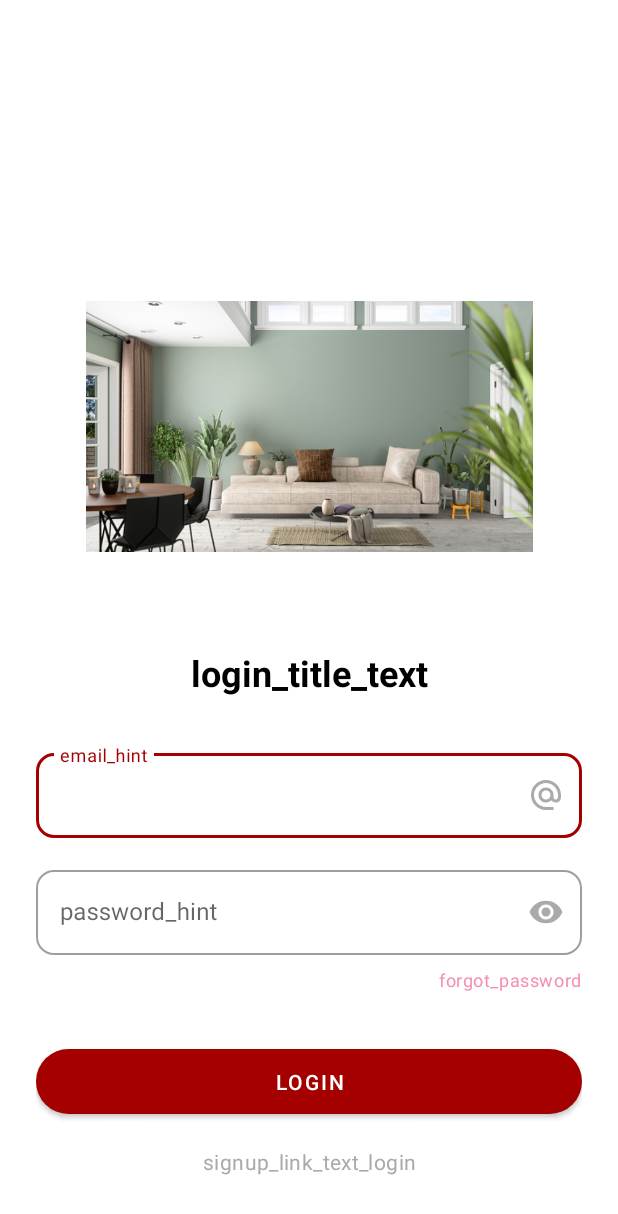
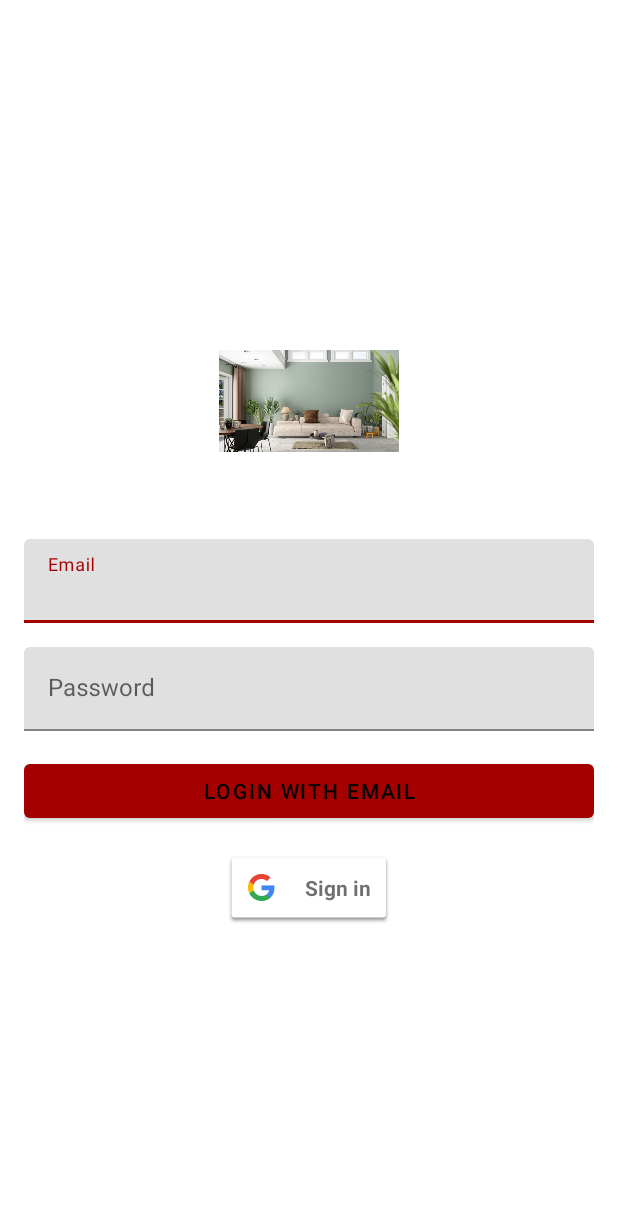
Before and after one commit to TanmoyCodes/PashuTrack, an Android app: the layout log_in.xml on its own in the app's theme, with its tools: preview values and no code run, on a phone screen of 412 x 824 dp. Shown: the top 1214 px of the screen. Run offline under Robolectric (Android 15) with nearby library versions, the phone set to English and light mode, and no system bars.

```diff
--- a/app/build.gradle.kts
+++ b/app/build.gradle.kts
@@ -3,7 +3,6 @@ plugins {
     alias(libs.plugins.kotlin.android)
     alias(libs.plugins.google.services)
 }
-
 
 android {
     namespace = "com.example.pashutrack"
@@ -17,6 +16,8 @@ android {
         versionName = "1.0"
 
         testInstrumentationRunner = "androidx.test.runner.AndroidJUnitRunner"
+
+
     }
 
     buildTypes {
--- a/app/src/main/AndroidManifest.xml
+++ b/app/src/main/AndroidManifest.xml
@@ -28,6 +28,10 @@
             android:name=".MarketplaceActivity"
             android:exported="false" />
         <activity
+            android:name=".SignUpActivity"
+            android:exported="false" />
+
+        <activity
             android:name=".MainActivity"
             android:exported="true">
             <intent-filter>
--- a/app/src/main/res/layout/log_in.xml
+++ b/app/src/main/res/layout/log_in.xml
@@ -1,122 +1,76 @@
 <?xml version="1.0" encoding="utf-8"?>
-<androidx.constraintlayout.widget.ConstraintLayout
-    xmlns:android="http://schemas.android.com/apk/res/android"
+<LinearLayout xmlns:android="http://schemas.android.com/apk/res/android"
     xmlns:app="http://schemas.android.com/apk/res-auto"
     xmlns:tools="http://schemas.android.com/tools"
     android:layout_width="match_parent"
     android:layout_height="match_parent"
-    android:background="@android:color/white"
-    android:padding="24dp"
+    android:orientation="vertical"
+    android:padding="16dp"
+    android:gravity="center"
     tools:context=".LoginActivity">
 
+    <!-- Logo Image at the top -->
+    <!-- Add your logo image in the drawable folder -->
+
+
+    <!-- Email Input with TextInputLayout -->
     <ImageView
-        android:id="@+id/login_illustration"
-        android:layout_width="298dp"
-        android:layout_height="247dp"
-        android:layout_marginTop="48dp"
-        android:contentDescription="login_illustration_description"
+        android:id="@+id/logo_image"
+        android:layout_width="120dp"
+        android:layout_height="120dp"
         android:src="@drawable/image"
-        app:layout_constraintBottom_toTopOf="@id/login_title"
-        app:layout_constraintEnd_toEndOf="parent"
-        app:layout_constraintStart_toStartOf="parent"
-        app:layout_constraintTop_toTopOf="parent"
-        app:layout_constraintVertical_bias="0.1"
-        app:layout_constraintVertical_chainStyle="packed" /> <TextView
-    android:id="@+id/login_title"
-    android:layout_width="wrap_content"
-    android:layout_height="wrap_content"
-    android:layout_marginTop="24dp"
-    android:text="login_title_text" android:textAppearance="@style/TextAppearance.MaterialComponents.Headline5"
-    android:textColor="@android:color/black"
-    android:textStyle="bold"
-    app:layout_constraintTop_toBottomOf="@id/login_illustration"
-    app:layout_constraintStart_toStartOf="parent"
-    app:layout_constraintEnd_toEndOf="parent"/>
+        android:contentDescription="App Logo"
+        android:layout_marginBottom="32dp"/>
 
     <com.google.android.material.textfield.TextInputLayout
-        android:id="@+id/email_input_layout_login"
-        style="@style/Widget.MaterialComponents.TextInputLayout.OutlinedBox"
-        android:layout_width="0dp"
+        android:id="@+id/email_input_layout"
+        android:layout_width="match_parent"
         android:layout_height="wrap_content"
-        android:layout_marginTop="32dp"
-        android:hint="email_hint" app:boxCornerRadiusBottomEnd="12dp"
-        app:boxCornerRadiusBottomStart="12dp"
-        app:boxCornerRadiusTopEnd="12dp"
-        app:boxCornerRadiusTopStart="12dp"
-        app:endIconMode="custom"
-        app:endIconDrawable="@drawable/ic_email" app:endIconTint="@android:color/darker_gray"
-        app:layout_constraintTop_toBottomOf="@id/login_title"
-        app:layout_constraintStart_toStartOf="parent"
-        app:layout_constraintEnd_toEndOf="parent">
+        android:layout_marginBottom="16dp"
+        app:hintEnabled="true"
+        app:hintAnimationEnabled="true">
 
         <com.google.android.material.textfield.TextInputEditText
-            android:id="@+id/email_edit_text_login"
+            android:id="@+id/email_edit_text_signup"
             android:layout_width="match_parent"
             android:layout_height="wrap_content"
-            android:inputType="textEmailAddress"/>
+            android:hint="Email"
+            android:inputType="textEmailAddress"
+            android:importantForAccessibility="yes" />
 
     </com.google.android.material.textfield.TextInputLayout>
 
+    <!-- Password Input with TextInputLayout -->
     <com.google.android.material.textfield.TextInputLayout
-        android:id="@+id/password_input_layout_login"
-        style="@style/Widget.MaterialComponents.TextInputLayout.OutlinedBox"
-        android:layout_width="0dp"
+        android:id="@+id/password_input_layout"
+        android:layout_width="match_parent"
         android:layout_height="wrap_content"
-        android:layout_marginTop="16dp"
-        android:hint="password_hint" app:boxCornerRadiusBottomEnd="12dp"
-        app:boxCornerRadiusBottomStart="12dp"
-        app:boxCornerRadiusTopEnd="12dp"
-        app:boxCornerRadiusTopStart="12dp"
-        app:endIconMode="password_toggle"
-        app:endIconTint="@android:color/darker_gray"
-        app:layout_constraintTop_toBottomOf="@id/email_input_layout_login"
-        app:layout_constraintStart_toStartOf="parent"
-        app:layout_constraintEnd_toEndOf="parent">
+        android:layout_marginBottom="16dp"
+        app:hintEnabled="true"
+        app:hintAnimationEnabled="true">
 
         <com.google.android.material.textfield.TextInputEditText
-            android:id="@+id/password_edit_text_login"
+            android:id="@+id/password_edit_text_signup"
             android:layout_width="match_parent"
             android:layout_height="wrap_content"
-            android:inputType="textPassword"/>
-
+            android:hint="Password"
+            android:inputType="textPassword"
+            android:importantForAccessibility="yes" />
     </com.google.android.material.textfield.TextInputLayout>
 
-    <TextView
-        android:id="@+id/forgot_password_link"
+    <!-- Login Button for Email -->
+    <Button
+        android:id="@+id/email_login_button"
+        android:layout_width="match_parent"
+        android:layout_height="wrap_content"
+        android:text="Login with Email"
+        android:layout_marginBottom="16dp"/>
+
+    <!-- Google Sign-In Button -->
+    <com.google.android.gms.common.SignInButton
+        android:id="@+id/google_login_button"
         android:layout_width="wrap_content"
         android:layout_height="wrap_content"
-        android:layout_marginTop="8dp"
-        android:text="forgot_password" android:textAppearance="@style/TextAppearance.MaterialComponents.Caption"
-        android:textColor="#F48FB1" android:clickable="true"
-        android:focusable="true"
-        app:layout_constraintTop_toBottomOf="@id/password_input_layout_login"
-        app:layout_constraintEnd_toEndOf="parent"/>
+        android:text="Login with Google"/>
 
-    <Button
-        android:id="@+id/login_button"
-        android:layout_width="0dp"
-        android:layout_height="wrap_content"
-        android:layout_marginTop="32dp"
-        android:text="LogIn"  android:textColor="@color/white"
-        android:paddingTop="12dp"
-        android:paddingBottom="12dp"
-        app:cornerRadius="24dp"
-        app:layout_constraintTop_toBottomOf="@id/forgot_password_link"
-        app:layout_constraintStart_toStartOf="parent"
-        app:layout_constraintEnd_toEndOf="parent"/>
-
-    <TextView
-        android:id="@+id/signup_link_text"
-        android:layout_width="wrap_content"
-        android:layout_height="wrap_content"
-        android:layout_marginTop="16dp"
-        android:layout_marginBottom="16dp"
-        android:text="signup_link_text_login" android:textAppearance="@style/TextAppearance.MaterialComponents.Body2"
-        android:textColor="@android:color/darker_gray"
-        android:clickable="true"
-        android:focusable="true"
-        app:layout_constraintTop_toBottomOf="@id/login_button"
-        app:layout_constraintStart_toStartOf="parent"
-        app:layout_constraintEnd_toEndOf="parent"
-        app:layout_constraintBottom_toBottomOf="parent"
-        app:layout_constraintVertical_bias="1.0"/> </androidx.constraintlayout.widget.ConstraintLayout>
+</LinearLayout>
--- a/app/src/main/res/values/strings.xml
+++ b/app/src/main/res/values/strings.xml
@@ -1,3 +1,4 @@
 <resources>
     <string name="app_name">PashuTrack</string>
+    <string name="default_web_client_id">526947176556-av69dbolh44dag71kj8gc68rfikdn1bv.apps.googleusercontent.com</string>
 </resources>
```
Also changed, not shown: app/src/main/java/com/example/pashutrack/MainActivity.kt (+35 -28 lines), app/src/main/java/com/example/pashutrack/logInActivity.kt (added, +133 -0 lines), app/src/main/java/com/example/pashutrack/signUpActivity.kt (added, +133 -0 lines), app/src/main/res/layout/activity_main.xml (+7 -2 lines).
